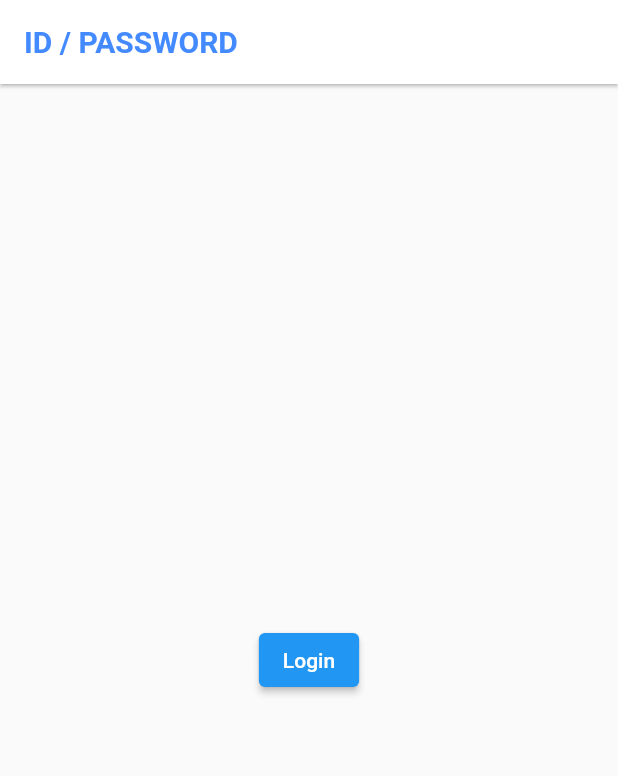
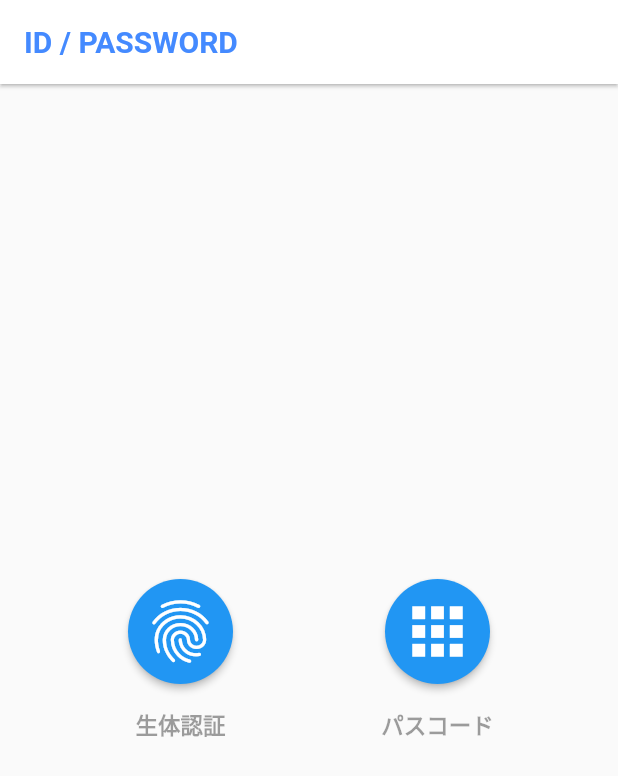
Before and after one commit to kolbe-ryo/password_app_2, a Flutter app: the screen it shows after launch, on a phone screen of 412 x 824 dp. Shown: the top 776 px of the screen. Run offline on Flutter 3.47's test engine with Material 2 defaults, Android fonts, the phone set to English and light mode, and no system bars; our stand-ins replace flutter_riverpod, flutter_secure_storage, fluttertoast, freezed_annotation, local_auth.

Commit message:
add passcode button

```diff
--- a/lib/view/local_login_page.dart
+++ b/lib/view/local_login_page.dart
@@ -1,5 +1,6 @@
 import 'package:flutter/material.dart';
 import 'package:password_app_2/constants/const_letter.dart';
+import 'package:password_app_2/constants/style.dart';
 import 'package:password_app_2/util/local_auth.dart';
 import 'package:password_app_2/view/life_cycle_detection_page.dart';
 
@@ -12,21 +13,68 @@ class LocalLoginPage extends StatelessWidget {
       appBar: AppBar(
         title: const Text(kAppBarTitle),
       ),
-      body: Center(
-        child: ElevatedButton(
-          child: const Text('Login'),
-          onPressed: () async {
-            final isAuthenticated = await LocalAuth.authenticate();
-            if (isAuthenticated) {
-              Navigator.of(context).pushReplacement(
-                MaterialPageRoute(
-                  builder: ((context) => const LifeCycleDetectionPage()),
+      body: Row(
+        mainAxisAlignment: MainAxisAlignment.spaceEvenly,
+        children: [
+          Column(
+            mainAxisAlignment: MainAxisAlignment.center,
+            children: [
+              ElevatedButton(
+                child: const Padding(
+                  padding: EdgeInsets.all(10.0),
+                  child: Icon(
+                    Icons.fingerprint,
+                    size: 50,
+                  ),
                 ),
-              );
-            }
-          },
-        ),
+                onPressed: () async => _push(context),
+                style: ElevatedButton.styleFrom(
+                  shape: const CircleBorder(),
+                ),
+              ),
+              const SizedBox(height: kSpacing),
+              Text(
+                '生体認証',
+                style: kSecondTextStyle(),
+              ),
+            ],
+          ),
+          Column(
+            mainAxisAlignment: MainAxisAlignment.center,
+            children: [
+              ElevatedButton(
+                child: const Padding(
+                  padding: EdgeInsets.all(10.0),
+                  child: Icon(
+                    Icons.apps,
+                    size: 50,
+                  ),
+                ),
+                onPressed: () async => _push(context),
+                style: ElevatedButton.styleFrom(
+                  shape: const CircleBorder(),
+                ),
+              ),
+              const SizedBox(height: kSpacing),
+              Text(
+                'パスコード',
+                style: kSecondTextStyle(),
+              ),
+            ],
+          ),
+        ],
       ),
     );
   }
+
+  Future<void> _push(BuildContext context) async {
+    final isAuthenticated = await LocalAuth.authenticate();
+    if (isAuthenticated) {
+      Navigator.of(context).pushReplacement(
+        MaterialPageRoute(
+          builder: ((context) => const LifeCycleDetectionPage()),
+        ),
+      );
+    }
+  }
 }
```
